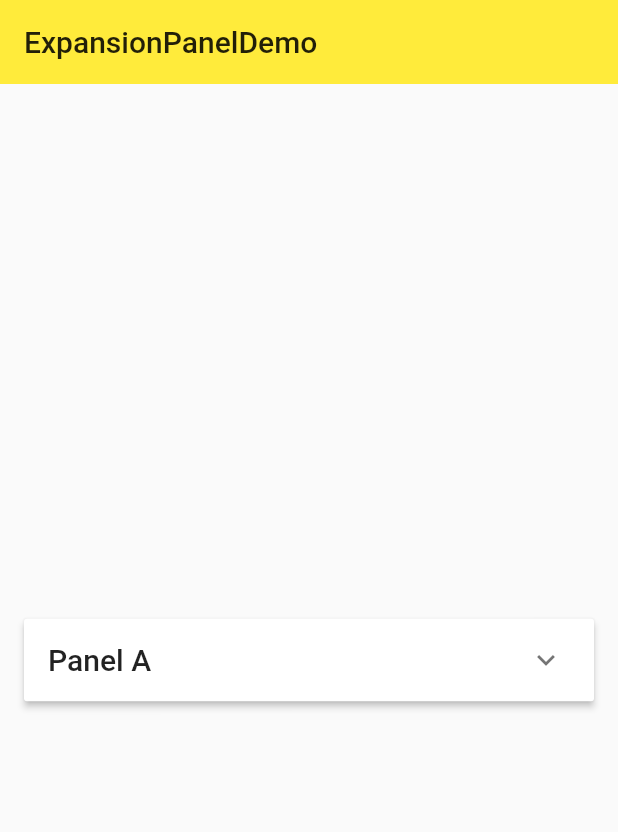
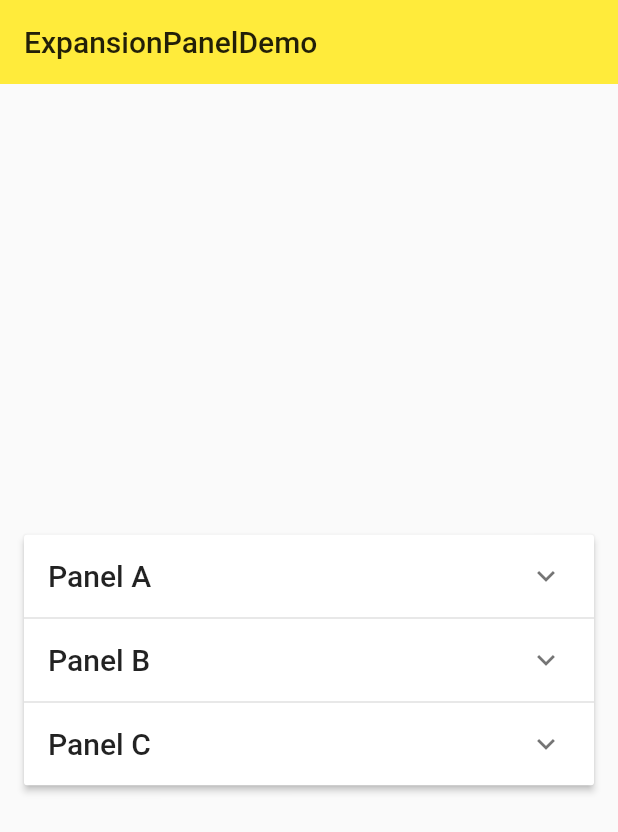
Before and after one commit to SymphonyZhang/practice, a Flutter app: the ExpansionPanelDemo screen opened directly, on a phone screen of 412 x 824 dp. Shown: the top 832 px of the screen. Run offline on Flutter 3.47's test engine with Material 2 defaults, Android fonts, the phone set to English and light mode, and no system bars.

Commit message:
ExpansionPanel 面板列表项目

```diff
--- a/lib/demo/expansion_panel_demo.dart
+++ b/lib/demo/expansion_panel_demo.dart
@@ -1,4 +1,16 @@
 import 'package:flutter/material.dart';
+
+class ExpansionPanelItem{
+  final String headerText;
+  final Widget body;
+  bool isExpanded;
+
+  ExpansionPanelItem({
+    this.headerText,
+    this.body,
+    this.isExpanded,
+  });
+}
 
 class ExpansionPanelDemo extends StatefulWidget {
   @override
@@ -7,7 +19,41 @@ class ExpansionPanelDemo extends StatefulWidget {
 
 class ExpansionPanelDemoState extends State<ExpansionPanelDemo> {
 
-  bool _isExpanded = false;
+  List<ExpansionPanelItem> _expansionPanelItems;
+
+  @override
+  void initState() {
+    super.initState();
+    _expansionPanelItems = <ExpansionPanelItem>[
+      ExpansionPanelItem(
+        headerText: "Panel A",
+        body: Container(
+          padding: EdgeInsets.all(16.0),
+          width: double.infinity,
+          child: Text('Content for Panel A.'),
+        ),
+        isExpanded: false,
+      ),
+      ExpansionPanelItem(
+        headerText: "Panel B",
+        body: Container(
+          padding: EdgeInsets.all(16.0),
+          width: double.infinity,
+          child: Text('Content for Panel B.'),
+        ),
+        isExpanded: false,
+      ),
+      ExpansionPanelItem(
+        headerText: "Panel C",
+        body: Container(
+          padding: EdgeInsets.all(16.0),
+          width: double.infinity,
+          child: Text('Content for Panel C.'),
+        ),
+        isExpanded: false,
+      ),
+    ];
+  }
 
   @override
   Widget build(BuildContext context) {
@@ -24,27 +70,24 @@ class ExpansionPanelDemoState extends State<ExpansionPanelDemo> {
             ExpansionPanelList(
               expansionCallback: (int panelIndex, bool isExpanded){
                 setState(() {
-                  _isExpanded = !isExpanded;
+                  _expansionPanelItems[panelIndex].isExpanded = !isExpanded;
                 });
               },
-              children: [
-                ExpansionPanel(
-                  headerBuilder: (
-                      BuildContext context,
-                      bool isExpanded){
+              children: _expansionPanelItems.map((ExpansionPanelItem item){
+                return ExpansionPanel(
+                  isExpanded: item.isExpanded,
+                  body: item.body,
+                  headerBuilder: (BuildContext context, bool isExpanded){
                     return Container(
                       padding: EdgeInsets.all(16.0),
-                      child: Text('Panel A',style: Theme.of(context).textTheme.title,),
+                      child: Text(
+                        item.headerText,
+                        style: Theme.of(context).textTheme.title,
+                      ),
                     );
                   },
-                  body: Container(
-                    padding: EdgeInsets.all(16.0),
-                    width: double.infinity,
-                    child: Text('Content for Panel A.'),
-                  ),
-                  isExpanded: _isExpanded,
-                ),
-              ],
+                );
+              }).toList(),
             ),
           ],
         ),
```
